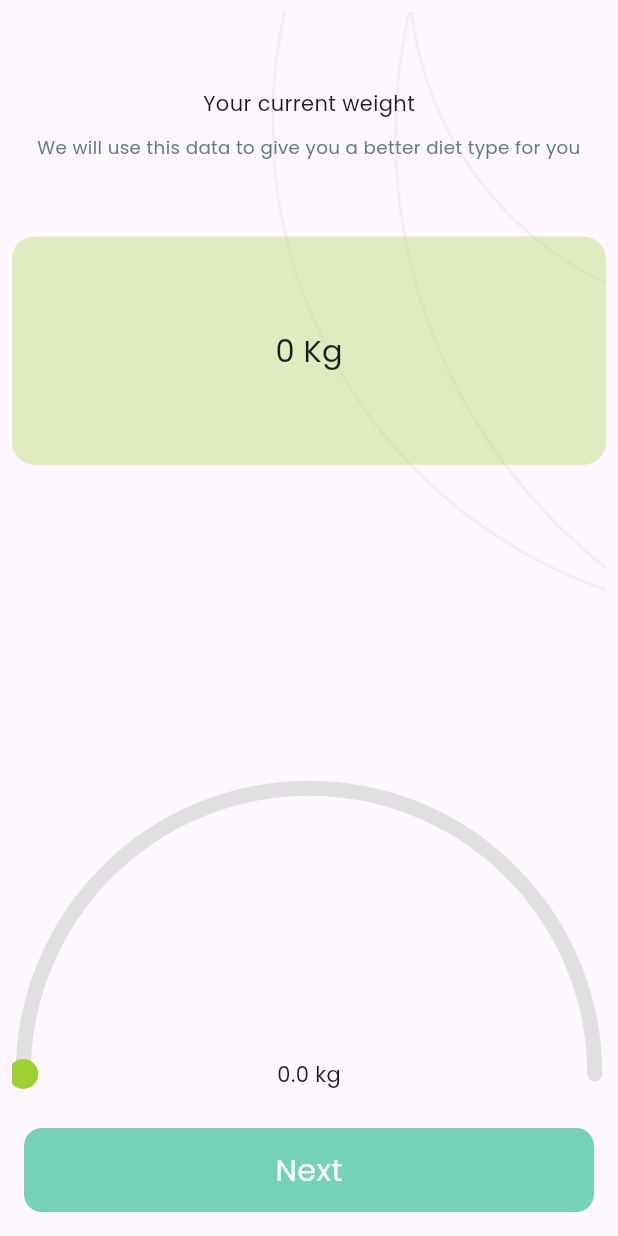
After one commit to kimoo112/Healthy-Fit, a Flutter app: the WeightView screen opened directly, on a phone screen of 412 x 824 dp. The commit adds this screen. Run offline on Flutter 3.47's test engine with Material 3 defaults, Android fonts, the phone set to English and light mode, and no system bars; drawn by our look-alikes of sleek_circular_slider; our stand-ins replace flutter_screenutil, go_router, iconly, shared_preferences; missing offline and left inert: intro_screen_onboarding_flutter, screenutil_module; accounts and stored records are empty; statements that could not run were skipped.

Commit message:
Complete Register screens that get from user - Gender - Age - Weight - Tall

```diff
--- /dev/null
+++ b/lib/features/auth/presentation/views/register/weight_view.dart
@@ -0,0 +1,130 @@
+import 'package:flutter/material.dart';
+import 'package:flutter_screenutil/flutter_screenutil.dart';
+import 'package:healthy_fit/core/widgets/custom_button.dart';
+import 'package:sleek_circular_slider/sleek_circular_slider.dart';
+
+import '../../../../../core/routes/functions/navigation_functions.dart';
+import '../../../../../core/routes/routes.dart';
+import '../../../../../core/utils/app_colors.dart';
+import '../../../../../core/utils/app_text_styles.dart';
+import '../../../../../core/widgets/top_right_vectors.dart';
+
+class WeightView extends StatefulWidget {
+  const WeightView({super.key});
+
+  @override
+  State<WeightView> createState() => _WeightViewState();
+}
+
+class _WeightViewState extends State<WeightView> {
+  double weight = 0;
+  @override
+  Widget build(BuildContext context) {
+    return Scaffold(
+      body: Padding(
+        padding: const EdgeInsets.all(8.0),
+        child: Stack(
+          children: [
+            const TopRightVectors(),
+
+            Column(
+              children: <Widget>[
+                50.verticalSpace,
+                Row(
+                  mainAxisAlignment: MainAxisAlignment.center,
+                  children: [
+                    Text(
+                      'Your ',
+                      style: CustomTextStyles.poppins500Style18,
+                    ),
+                    Text(
+                      'current weight',
+                      style: CustomTextStyles.poppins500Style18
+                          .copyWith(color: AppColors.primaryColor),
+                    )
+                  ],
+                ),
+                11.verticalSpace,
+                Text(
+                  'We will use this data to give you a better diet type for you',
+                  style: CustomTextStyles.poppins400Style12
+                      .copyWith(color: AppColors.grey),
+                  textAlign: TextAlign.center,
+                ),
+                50.verticalSpace,
+                Container(
+                    alignment: Alignment.center,
+                    width: double.infinity,
+                    height: 150.h,
+                    decoration: BoxDecoration(
+                        borderRadius: BorderRadius.circular(15),
+                        color: AppColors.limeGreen.withOpacity(.3)),
+                    child: Text(
+                      "${weight.toInt()} Kg",
+                      style: CustomTextStyles.poppins400Style20,
+                    )),
+              ],
+            ),
+            Positioned(
+              bottom: -100,
+              right: 0,
+              left: 0,
+              child: SleekCircularSlider(
+                initialValue: weight,
+                min: 0, // Minimum weight
+                max: 150, // Maximum weight
+                appearance: CircularSliderAppearance(
+                  size: 400, // Diameter of the slider
+                  startAngle:
+                      180, // Where the slider starts (270° makes it start from the left)
+                  angleRange: 180, // Full circle range
+                  customWidths: CustomSliderWidths(
+                    trackWidth: 10, // Background track width
+                    progressBarWidth: 15, // Progress bar width
+                    handlerSize: 10, // Handle size
+                  ),
+                  customColors: CustomSliderColors(
+                    trackColor: Colors.grey[300]!, // Background track color
+                    progressBarColor:
+                        AppColors.primaryColor, // Progress bar color
+                    dotColor: AppColors.limeGreen, // Handle color
+                    hideShadow: true, // Disable shadow
+                  ),
+                  infoProperties: InfoProperties(
+                    mainLabelStyle: const TextStyle(),
+                    modifier: (double value) {
+                      final weightValue = value.toStringAsFixed(1);
+                      return "$weightValue kg";
+                    },
+                  ),
+                ),
+                onChange: (double value) {
+                  setState(() {
+                    weight = value;
+                  });
+                },
+              ),
+            ),
+            Positioned(
+                bottom: 0,
+                right: 0,
+                left: 0,
+                child: CustomButton(
+                  onPressed: weight == 0
+                      ? () {}
+                      : () {
+                          customNavigate(context, tallView);
+                        },
+                  text: 'Next',
+                  borderRadius: 12,
+                  color: weight == 0
+                      ? AppColors.primaryColor.withOpacity(.6)
+                      : AppColors.primaryColor,
+                  textColor: AppColors.white,
+                )),
+          ],
+        ),
+      ),
+    );
+  }
+}
--- a/pubspec.yaml
+++ b/pubspec.yaml
@@ -32,11 +32,15 @@ dependencies:
   flutter:
     sdk: flutter
   flutter_bloc: ^8.1.6
+  flutter_round_slider: ^1.0.0
   flutter_screenutil: ^5.9.3
   go_router: ^14.6.2
+  iconly: ^1.0.1
+  intl: ^0.20.1
   intro_screen_onboarding_flutter: ^1.0.0
   screenutil_module: ^1.1.0
   shared_preferences: ^2.3.3
+  sleek_circular_slider: ^2.0.1
 
 dev_dependencies:
   flutter_lints: ^4.0.0
```
Also changed, not shown: lib/features/auth/presentation/views/register/age_view.dart (added, +163 -0 lines), lib/features/auth/presentation/views/register/gender_view.dart (added, +116 -0 lines), lib/features/auth/presentation/views/register/tall_view.dart (added, +133 -0 lines), lib/features/auth/presentation/widgets/gender_container.dart (added, +46 -0 lines), lib/features/auth/presentation/widgets/navigate_to_signup.dart (+4 -4 lines), assets/images/female.png (added), assets/images/male.png (added).
